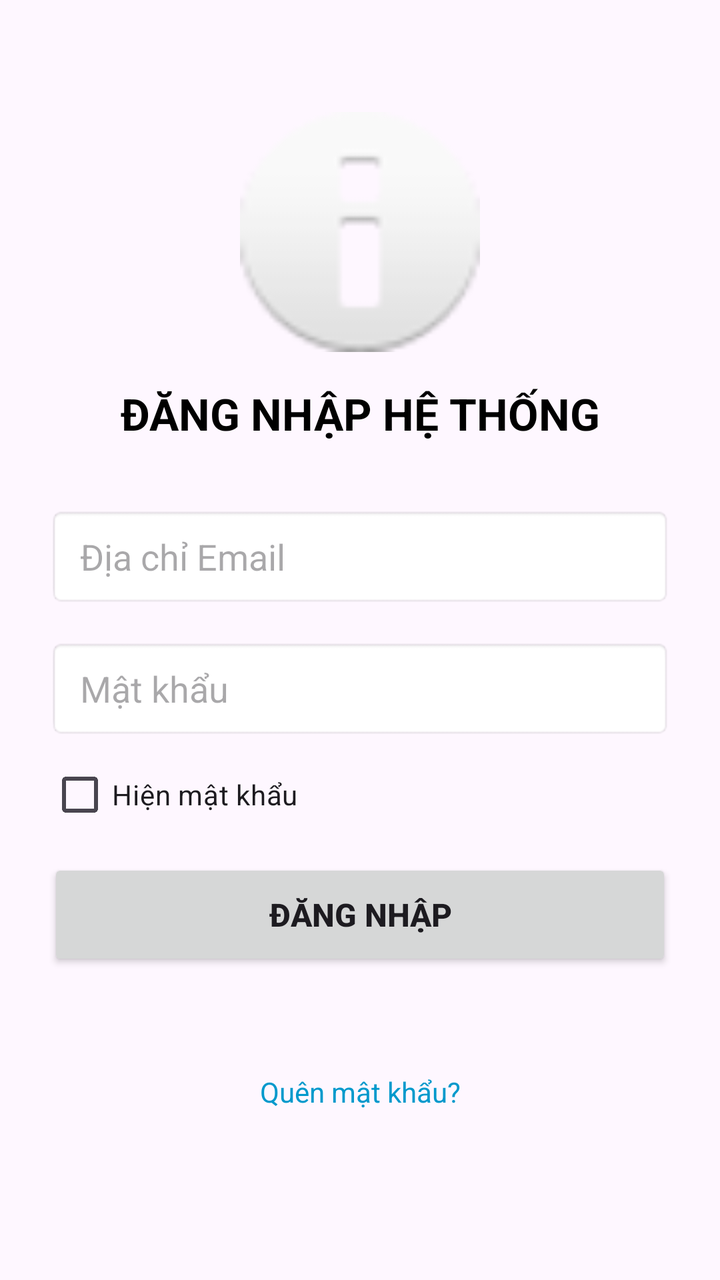
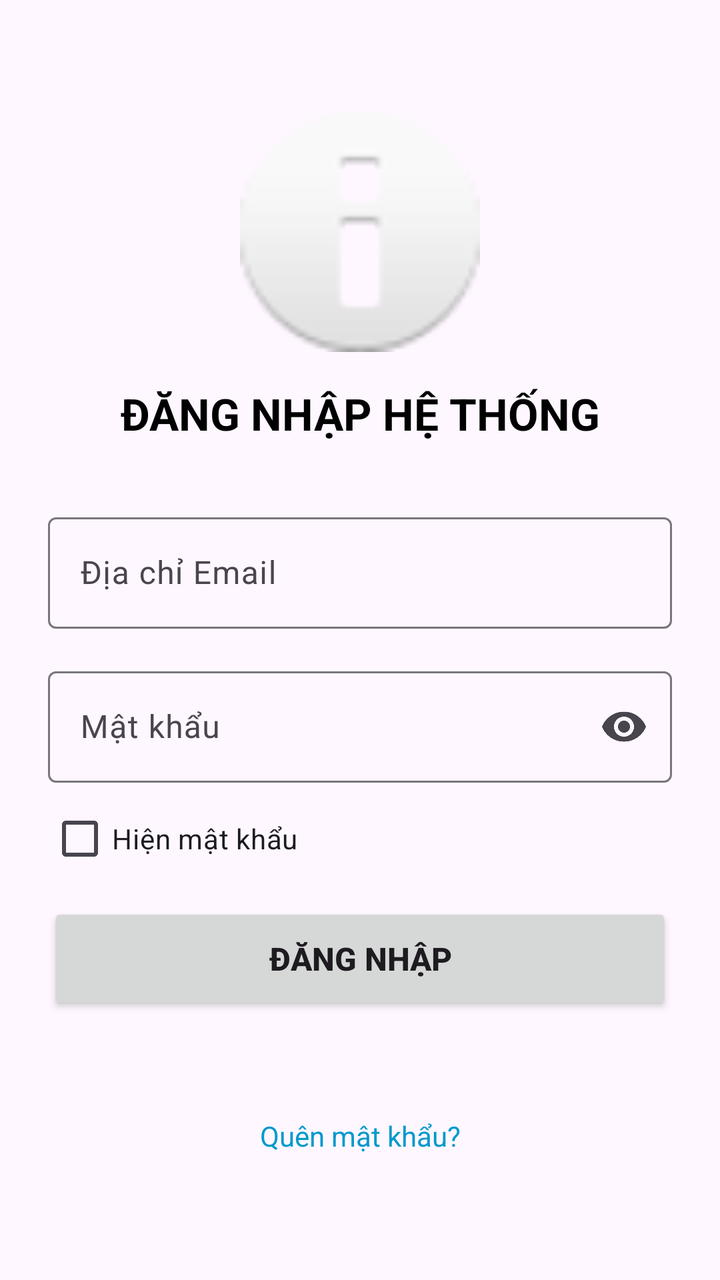

The first picture is an Android layout as it rendered before a commit; the second is the same layout after the commit. The layout source and the unified diff follow.
<!-- AndroidManifest.xml: application theme Theme.Lab2_Layout_ViewBinding -->
<!-- res/layout/activity_login.xml -->
<?xml version="1.0" encoding="utf-8"?>
<androidx.constraintlayout.widget.ConstraintLayout
    xmlns:android="http://schemas.android.com/apk/res/android"
    xmlns:app="http://schemas.android.com/apk/res-auto"
    android:layout_width="match_parent"
    android:layout_height="match_parent"
    android:padding="24dp">

    <ImageView
        android:id="@+id/imgLogo"
        android:layout_width="120dp"
        android:layout_height="120dp"
        android:layout_marginTop="32dp"
        android:contentDescription="@string/logo_desc"
        android:src="@android:drawable/ic_dialog_info"
        app:layout_constraintEnd_toEndOf="parent"
        app:layout_constraintStart_toStartOf="parent"
        app:layout_constraintTop_toTopOf="parent" />

    <TextView
        android:id="@+id/tvTitle"
        android:layout_width="wrap_content"
        android:layout_height="wrap_content"
        android:layout_marginTop="16dp"
        android:text="@string/login_title"
        android:textColor="@android:color/black"
        android:textSize="22sp"
        android:textStyle="bold"
        app:layout_constraintEnd_toEndOf="parent"
        app:layout_constraintStart_toStartOf="parent"
        app:layout_constraintTop_toBottomOf="@id/imgLogo" />

    <EditText
        android:id="@+id/edtEmail"
        android:layout_width="0dp"
        android:layout_height="50dp"
        android:layout_marginTop="32dp"
        android:autofillHints="emailAddress"
        android:background="@android:drawable/editbox_background"
        android:hint="@string/hint_email"
        android:imeOptions="actionNext"
        android:inputType="textEmailAddress"
        android:paddingStart="16dp"
        android:paddingEnd="16dp"
        app:layout_constraintEnd_toEndOf="parent"
        app:layout_constraintStart_toStartOf="parent"
        app:layout_constraintTop_toBottomOf="@id/tvTitle" />

    <EditText
        android:id="@+id/edtPassword"
        android:layout_width="0dp"
        android:layout_height="50dp"
        android:layout_marginTop="16dp"
        android:autofillHints="password"
        android:background="@android:drawable/editbox_background"
        android:hint="@string/hint_password"
        android:imeOptions="actionDone"
        android:inputType="textPassword"
        android:paddingStart="16dp"
        android:paddingEnd="16dp"
        app:layout_constraintEnd_toEndOf="parent"
        app:layout_constraintStart_toStartOf="parent"
        app:layout_constraintTop_toBottomOf="@id/edtEmail" />

    <CheckBox
        android:id="@+id/cbShowPassword"
        android:layout_width="wrap_content"
        android:layout_height="wrap_content"
        android:layout_marginTop="4dp"
        android:text="@string/cb_show_password"
        android:textSize="14sp"
        app:layout_constraintStart_toStartOf="parent"
        app:layout_constraintTop_toBottomOf="@id/edtPassword" />

    <Button
        android:id="@+id/btnLogin"
        android:layout_width="0dp"
        android:layout_height="56dp"
        android:layout_marginTop="8dp"
        android:text="@string/btn_login"
        android:textSize="16sp"
        android:textStyle="bold"
        app:layout_constraintEnd_toEndOf="parent"
        app:layout_constraintStart_toStartOf="parent"
        app:layout_constraintTop_toBottomOf="@id/cbShowPassword" />

    <TextView
        android:id="@+id/tvStatus"
        android:layout_width="0dp"
        android:layout_height="wrap_content"
        android:layout_marginTop="16dp"
        android:textAlignment="center"
        android:textColor="@android:color/holo_blue_dark"
        android:textSize="14sp"
        app:layout_constraintEnd_toEndOf="parent"
        app:layout_constraintStart_toStartOf="parent"
        app:layout_constraintTop_toBottomOf="@id/btnLogin" />

    <TextView
        android:id="@+id/tvForgotPassword"
        android:layout_width="wrap_content"
        android:layout_height="wrap_content"
        android:layout_marginTop="8dp"
        android:background="?attr/selectableItemBackground"
        android:padding="8dp"
        android:text="@string/forgot_password"
        android:textColor="@android:color/holo_blue_dark"
        android:textSize="14sp"
        app:layout_constraintEnd_toEndOf="parent"
        app:layout_constraintStart_toStartOf="parent"
        app:layout_constraintTop_toBottomOf="@id/tvStatus" />

</androidx.constraintlayout.widget.ConstraintLayout>
<!-- resources referenced by this layout -->
<resources>
  <string name="btn_login">ĐĂNG NHẬP</string>
  <string name="cb_show_password">Hiện mật khẩu</string>
  <string name="forgot_password">Quên mật khẩu?</string>
  <string name="hint_email">Địa chỉ Email</string>
  <string name="hint_password">Mật khẩu</string>
  <string name="login_title">ĐĂNG NHẬP HỆ THỐNG</string>
  <string name="logo_desc">Logo VLU</string>
  <style name="Theme.Lab2_Layout_ViewBinding" parent="Base.Theme.Lab2_Layout_ViewBinding" />
  <style name="Base.Theme.Lab2_Layout_ViewBinding" parent="Theme.Material3.DayNight.NoActionBar">
          
          
      </style>
</resources>

<!-- the commit's change to res/layout/activity_login.xml (unified diff, before → after) -->
@@ -30,37 +30,48 @@
         app:layout_constraintStart_toStartOf="parent"
         app:layout_constraintTop_toBottomOf="@id/imgLogo" />
 
-    <EditText
-        android:id="@+id/edtEmail"
+    <com.google.android.material.textfield.TextInputLayout
+        android:id="@+id/tilEmail"
+        style="@style/Widget.Material3.TextInputLayout.OutlinedBox"
         android:layout_width="0dp"
-        android:layout_height="50dp"
+        android:layout_height="wrap_content"
         android:layout_marginTop="32dp"
-        android:autofillHints="emailAddress"
-        android:background="@android:drawable/editbox_background"
         android:hint="@string/hint_email"
-        android:imeOptions="actionNext"
-        android:inputType="textEmailAddress"
-        android:paddingStart="16dp"
-        android:paddingEnd="16dp"
         app:layout_constraintEnd_toEndOf="parent"
         app:layout_constraintStart_toStartOf="parent"
-        app:layout_constraintTop_toBottomOf="@id/tvTitle" />
+        app:layout_constraintTop_toBottomOf="@id/tvTitle">
 
-    <EditText
-        android:id="@+id/edtPassword"
+        <com.google.android.material.textfield.TextInputEditText
+            android:id="@+id/edtEmail"
+            android:layout_width="match_parent"
+            android:layout_height="wrap_content"
+            android:autofillHints="emailAddress"
+            android:imeOptions="actionNext"
+            android:inputType="textEmailAddress" />
+
+    </com.google.android.material.textfield.TextInputLayout>
+
+    <com.google.android.material.textfield.TextInputLayout
+        android:id="@+id/tilPassword"
+        style="@style/Widget.Material3.TextInputLayout.OutlinedBox"
         android:layout_width="0dp"
-        android:layout_height="50dp"
+        android:layout_height="wrap_content"
         android:layout_marginTop="16dp"
-        android:autofillHints="password"
-        android:background="@android:drawable/editbox_background"
         android:hint="@string/hint_password"
-        android:imeOptions="actionDone"
-        android:inputType="textPassword"
-        android:paddingStart="16dp"
-        android:paddingEnd="16dp"
+        app:endIconMode="password_toggle"
         app:layout_constraintEnd_toEndOf="parent"
         app:layout_constraintStart_toStartOf="parent"
-        app:layout_constraintTop_toBottomOf="@id/edtEmail" />
+        app:layout_constraintTop_toBottomOf="@id/tilEmail">
+
+        <com.google.android.material.textfield.TextInputEditText
+            android:id="@+id/edtPassword"
+            android:layout_width="match_parent"
+            android:layout_height="wrap_content"
+            android:autofillHints="password"
+            android:imeOptions="actionDone"
+            android:inputType="textPassword" />
+
+    </com.google.android.material.textfield.TextInputLayout>
 
     <CheckBox
         android:id="@+id/cbShowPassword"
@@ -70,7 +81,7 @@
         android:text="@string/cb_show_password"
         android:textSize="14sp"
         app:layout_constraintStart_toStartOf="parent"
-        app:layout_constraintTop_toBottomOf="@id/edtPassword" />
+        app:layout_constraintTop_toBottomOf="@id/tilPassword" />
 
     <Button
         android:id="@+id/btnLogin"
